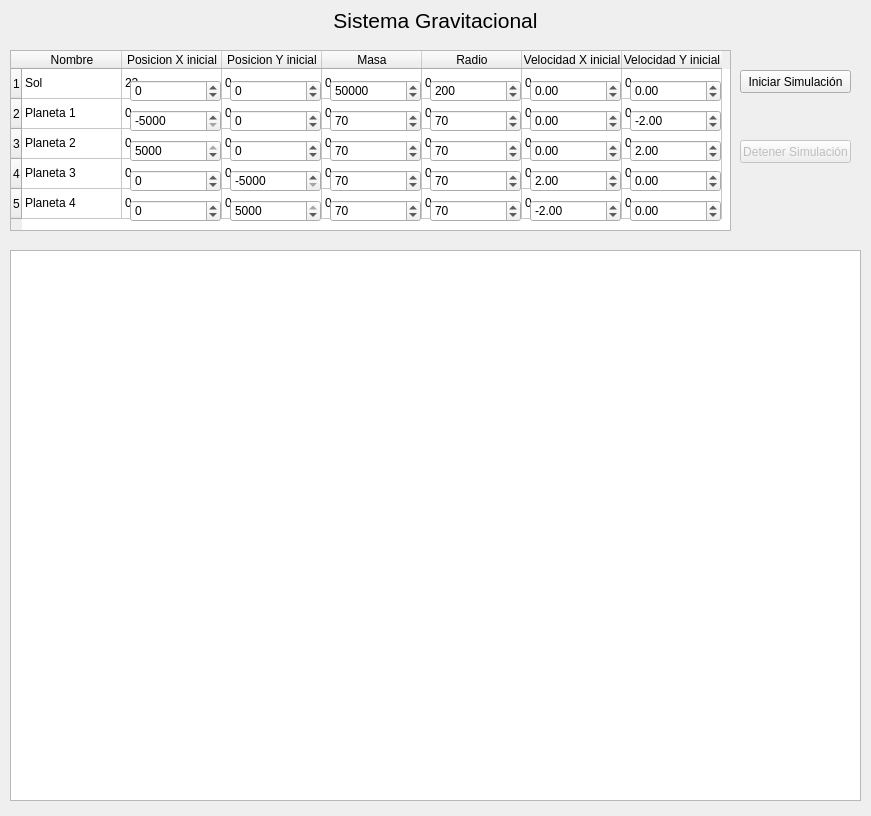
This is ParcialFinal/mainwindow.ui in juliancruzb/parcialINFO2 as Qt 5 draws it before an edit. The edited form follows.
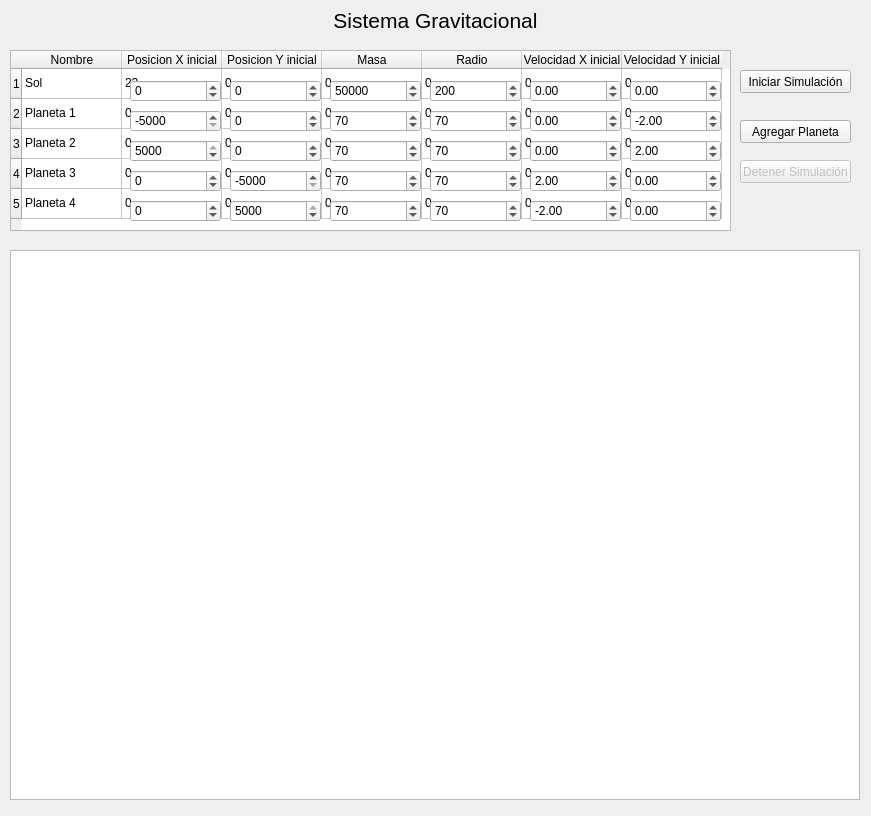
This is the edited form.

Commit message: Cambios de QLabel a QRectItem

Patch:
```diff
--- a/ParcialFinal/mainwindow.ui
+++ b/ParcialFinal/mainwindow.ui
@@ -827,7 +827,7 @@
     <property name="geometry">
      <rect>
       <x>740</x>
-      <y>140</y>
+      <y>160</y>
       <width>111</width>
       <height>23</height>
      </rect>
@@ -854,11 +854,24 @@
      <rect>
       <x>10</x>
       <y>250</y>
-      <width>851</width>
-      <height>551</height>
+      <width>850</width>
+      <height>550</height>
      </rect>
     </property>
    </widget>
+   <widget class="QPushButton" name="randomPlanet">
+    <property name="geometry">
+     <rect>
+      <x>740</x>
+      <y>120</y>
+      <width>111</width>
+      <height>23</height>
+     </rect>
+    </property>
+    <property name="text">
+     <string>Agregar Planeta</string>
+    </property>
+   </widget>
    <zorder>tableWidget</zorder>
    <zorder>vx0</zorder>
    <zorder>masa1</zorder>
```
Left out of the diff: 1 changed line with no effect on the pictures. The commit also changes 5 other files.
